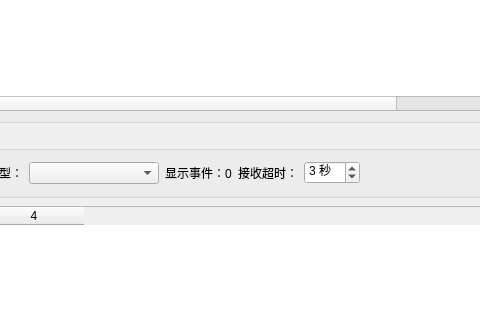
This is src/pages/MonitorPage.ui in niudamei/IndustrialHub as Qt 5 draws it before an edit; both pictures show x 328 to 808 and y 319 to 639 of the 1200 by 760 pixel window. The edited form follows.
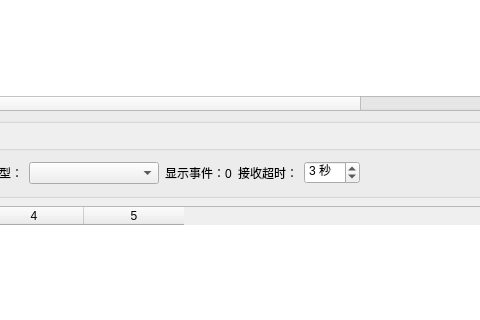
This is the edited form.

Commit message: Add explicit source column to monitor metrics and event tables

The edit to the form file:
```diff
--- a/src/pages/MonitorPage.ui
+++ b/src/pages/MonitorPage.ui
@@ -126,7 +126,7 @@
         <property name="minimumSize"><size><width>0</width><height>150</height></size></property>
         <property name="maximumHeight"><number>230</number></property>
         <property name="rowCount"><number>0</number></property>
-        <property name="columnCount"><number>18</number></property>
+        <property name="columnCount"><number>19</number></property>
        </widget>
       </item>
      </layout>
@@ -163,7 +163,7 @@
      <property name="selectionBehavior"><enum>QAbstractItemView::SelectRows</enum></property>
      <property name="editTriggers"><set>QAbstractItemView::NoEditTriggers</set></property>
      <property name="rowCount"><number>0</number></property>
-     <property name="columnCount"><number>4</number></property>
+     <property name="columnCount"><number>5</number></property>
     </widget>
    </item>
   </layout>
```
